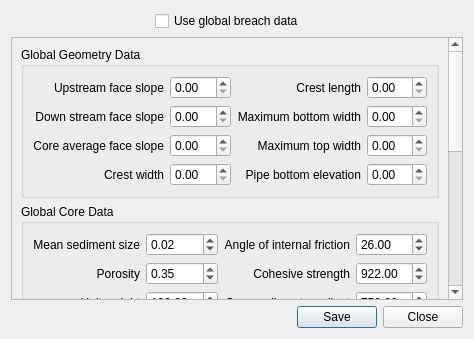
Qt form flo2d/ui/global_breach_data.ui (FLO-2DSoftware/qgis-flo-2d-plugin) before a commit.
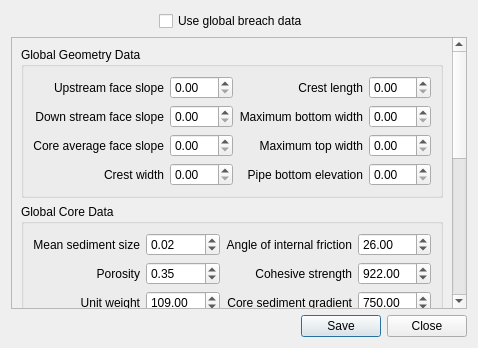
The same form after that commit. Custom widgets are drawn as their Qt base class.

```diff
--- a/flo2d/ui/global_breach_data.ui
+++ b/flo2d/ui/global_breach_data.ui
@@ -6,8 +6,8 @@
    <rect>
     <x>0</x>
     <y>0</y>
-    <width>474</width>
-    <height>339</height>
+    <width>478</width>
+    <height>348</height>
    </rect>
   </property>
   <property name="windowTitle">
@@ -70,8 +70,8 @@
        <rect>
         <x>0</x>
         <y>0</y>
-        <width>454</width>
-        <height>258</height>
+        <width>458</width>
+        <height>273</height>
        </rect>
       </property>
       <layout class="QGridLayout" name="gridLayout_6">
```
Left out of the diff: 84 changed lines with no effect on the pictures.
